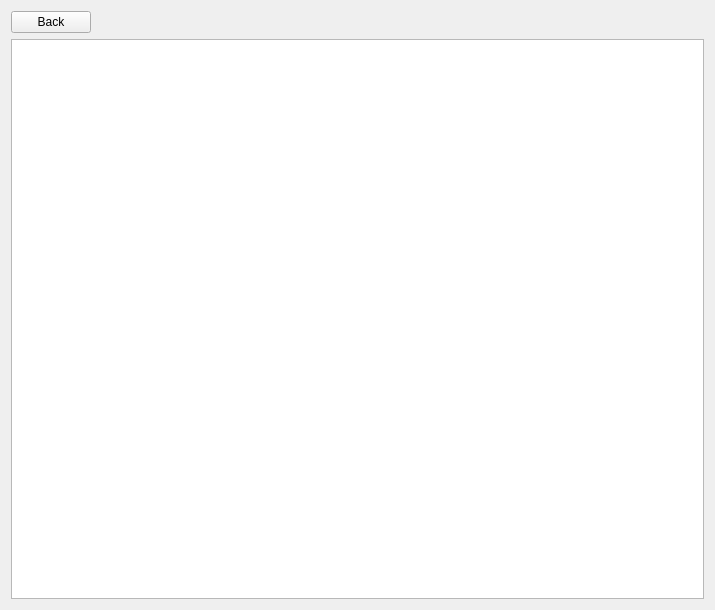
zkovari/plotlyst, file ui/character_editor.ui: the form before one commit.
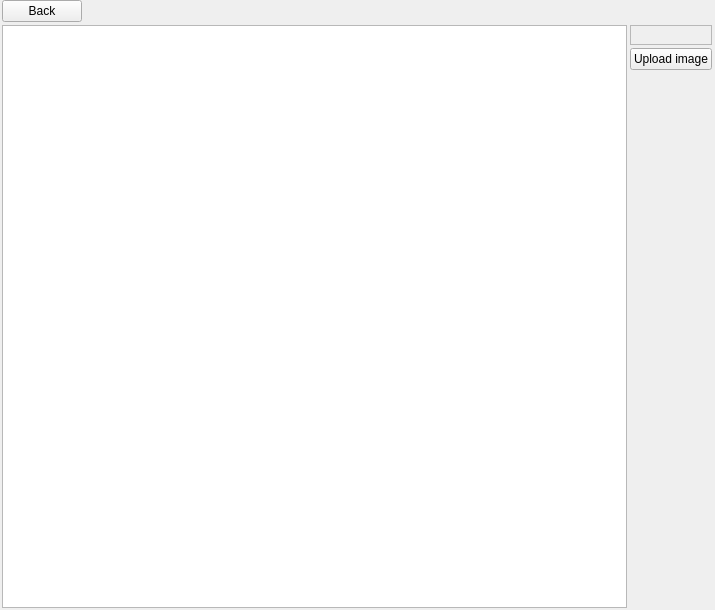
The form after the commit.

Commit message: Feature to upload character avatar

```diff
--- a/ui/character_editor.ui
+++ b/ui/character_editor.ui
@@ -13,7 +13,22 @@
   <property name="windowTitle">
    <string>Form</string>
   </property>
-  <layout class="QVBoxLayout" name="verticalLayout">
+  <layout class="QVBoxLayout" name="verticalLayout_3">
+   <property name="spacing">
+    <number>3</number>
+   </property>
+   <property name="leftMargin">
+    <number>2</number>
+   </property>
+   <property name="topMargin">
+    <number>0</number>
+   </property>
+   <property name="rightMargin">
+    <number>3</number>
+   </property>
+   <property name="bottomMargin">
+    <number>2</number>
+   </property>
    <item>
     <layout class="QHBoxLayout" name="horizontalLayout_8">
      <item>
@@ -45,6 +60,8 @@
     </layout>
    </item>
    <item>
+    <layout class="QHBoxLayout" name="horizontalLayout">
+     <item>
     <widget class="QTableView" name="tblGeneral">
      <property name="editTriggers">
       <set>QAbstractItemView::AnyKeyPressed|QAbstractItemView::CurrentChanged|QAbstractItemView::DoubleClicked|QAbstractItemView::EditKeyPressed</set>
@@ -65,6 +82,75 @@
       <number>21</number>
      </attribute>
     </widget>
+     </item>
+     <item>
+      <layout class="QVBoxLayout" name="verticalLayout_2">
+       <item>
+        <widget class="QFrame" name="frame">
+         <property name="frameShape">
+          <enum>QFrame::StyledPanel</enum>
+         </property>
+         <property name="frameShadow">
+          <enum>QFrame::Raised</enum>
+         </property>
+         <layout class="QVBoxLayout" name="verticalLayout">
+          <property name="spacing">
+           <number>2</number>
+          </property>
+          <property name="leftMargin">
+           <number>2</number>
+          </property>
+          <property name="topMargin">
+           <number>2</number>
+          </property>
+          <property name="rightMargin">
+           <number>2</number>
+          </property>
+          <property name="bottomMargin">
+           <number>2</number>
+          </property>
+          <item>
+           <widget class="QLabel" name="lblAvatar">
+            <property name="text">
+             <string/>
+            </property>
+           </widget>
+          </item>
+         </layout>
+        </widget>
+       </item>
+       <item>
+        <widget class="QPushButton" name="btnUploadAvatar">
+         <property name="maximumSize">
+          <size>
+           <width>16777215</width>
+           <height>16777215</height>
+          </size>
+         </property>
+         <property name="cursor">
+          <cursorShape>PointingHandCursor</cursorShape>
+         </property>
+         <property name="text">
+          <string>Upload image</string>
+         </property>
+        </widget>
+       </item>
+       <item>
+        <spacer name="verticalSpacer">
+         <property name="orientation">
+          <enum>Qt::Vertical</enum>
+         </property>
+         <property name="sizeHint" stdset="0">
+          <size>
+           <width>20</width>
+           <height>40</height>
+          </size>
+         </property>
+        </spacer>
+       </item>
+      </layout>
+     </item>
+    </layout>
    </item>
   </layout>
  </widget>
```
Lines whose indentation alone changed are shown as unchanged. The commit also changes 3 other files.
